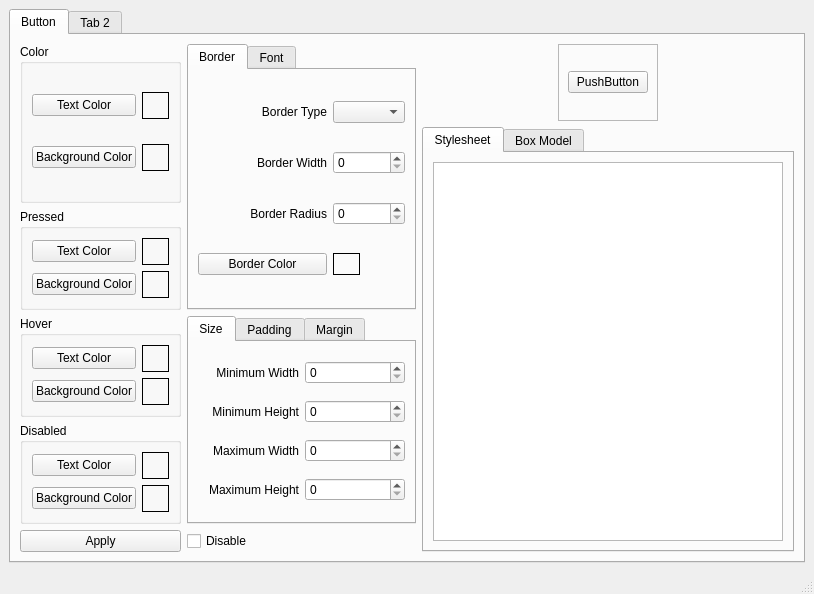
Above: flexgui/src/flexqss.ui from jethornton/flexgui before the change. Below: the same form after it.
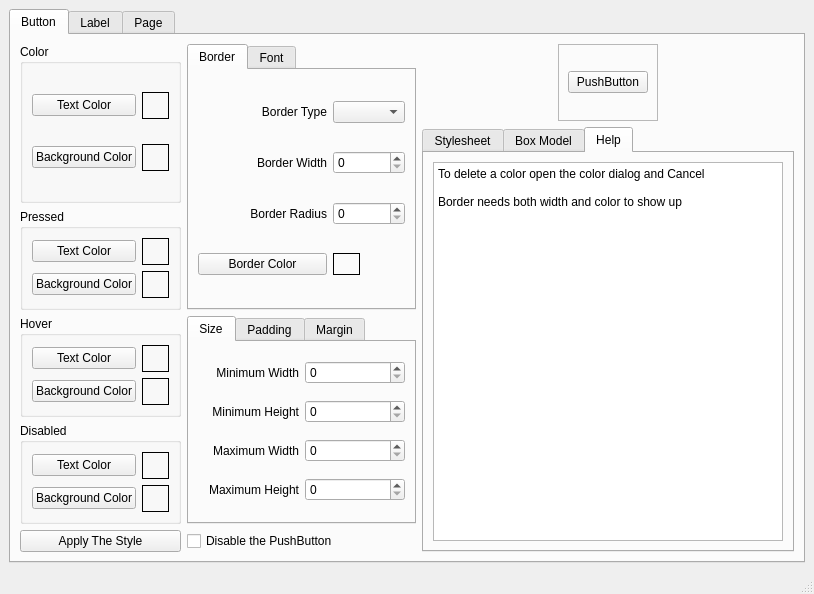
That is the form after the change. The open tabs and pages were chosen to show the change.

Commit message: add disabled color

```diff
--- a/flexgui/src/flexqss.ui
+++ b/flexgui/src/flexqss.ui
@@ -25,7 +25,7 @@
         <item row="6" column="1">
          <widget class="QCheckBox" name="pb_disable">
           <property name="text">
-           <string>Disable</string>
+           <string>Disable the PushButton</string>
           </property>
          </widget>
         </item>
@@ -68,6 +68,22 @@
             </item>
            </layout>
           </widget>
+          <widget class="QWidget" name="tab_8">
+           <attribute name="title">
+            <string>Help</string>
+           </attribute>
+           <layout class="QVBoxLayout" name="verticalLayout_6">
+            <item>
+             <widget class="QPlainTextEdit" name="plainTextEdit">
+              <property name="plainText">
+               <string>To delete a color open the color dialog and Cancel
+
+Border needs both width and color to show up</string>
+              </property>
+             </widget>
+            </item>
+           </layout>
+          </widget>
          </widget>
         </item>
         <item row="4" column="1" rowspan="2">
@@ -433,7 +449,7 @@
         <item row="6" column="0">
          <widget class="QPushButton" name="apply_button_style">
           <property name="text">
-           <string>Apply</string>
+           <string>Apply The Style</string>
           </property>
          </widget>
         </item>
@@ -865,7 +881,12 @@
       </widget>
       <widget class="QWidget" name="tab_2">
        <attribute name="title">
-        <string>Tab 2</string>
+        <string>Label</string>
+       </attribute>
+      </widget>
+      <widget class="QWidget" name="tab_7">
+       <attribute name="title">
+        <string>Page</string>
        </attribute>
       </widget>
      </widget>
```
Left out of the diff: 18 changed lines with no effect on the pictures. The commit also changes 1 other file.
